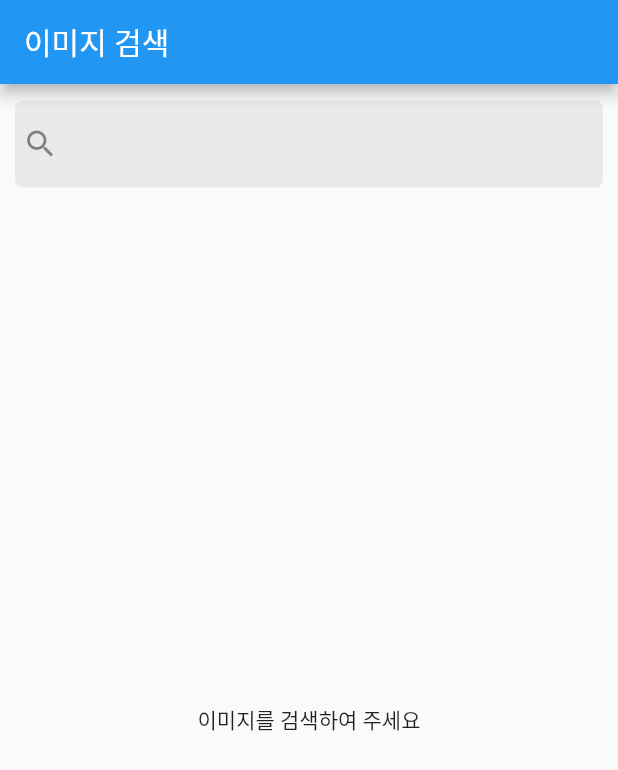
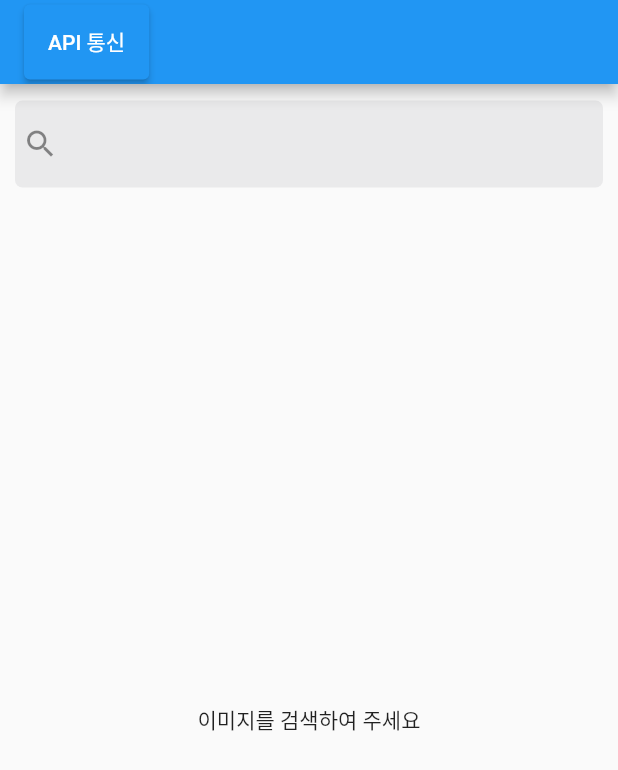
Before and after one commit to hunderboy/3xN_image_search, a Flutter app: the screen it shows after launch, on a phone screen of 412 x 824 dp. Shown: the top 770 px of the screen. Run offline on Flutter 3.47's test engine with Material 2 defaults, Android fonts, the phone set to English and light mode, and no system bars; our stand-ins replace dio, fluttertoast, get, lottie, retrofit; generated files the repository leaves out were written again.

Commit message:
코드 추후에 수정할 예정

```diff
--- a/lib/api/rest_client.dart
+++ b/lib/api/rest_client.dart
@@ -10,10 +10,32 @@ part 'rest_client.g.dart';
 abstract class RestClient {
   factory RestClient(Dio dio, {String baseUrl}) = _RestClient;
 
-  @GET('/image/{query}')
-  Future<KakaoImage> getImageDatas({
-    @Path() required query search_name,
-    @Path() size search_name,
-    @Path() page search_name,
-  });
+  // @GET('/image/{query}')
+  // Future<KakaoImage> getImageDatas({
+  //   @Path() required String search_name,
+  //   // @Path() size search_name,
+  //   // @Path() page search_name,
+  // });
+
+  // @GET("/image/{id}")
+  // Future<KakaoImage> getImageDatas1(
+  //     @Path("query") String query,
+  //     @Path("size") int size,
+  //     );
+
+  /// ---------------------------------- 수정 후
+
+  // @GET('/image')
+  // Future<KakaoImage> getImageDatas(
+  //     @Query("query") String query,
+  //     @Query("size") int size,
+  //     @Query("page") int page,
+  //     );
+
+  @GET('/image')
+  Future<Map<String, List<KakaoImage>>> getImageDatas(
+      @Query("query") String query,
+      @Query("size") int size,
+      @Query("page") int page,
+      );
 }
--- a/lib/main.dart
+++ b/lib/main.dart
@@ -36,7 +36,8 @@ class MyApp extends StatelessWidget {
           primarySwatch: Colors.blue,
           // fontFamily: 'Pretendard',   /// 전체 Text 폰트 적용
         ),
-        initialRoute: "/SplashLottie",
+        // initialRoute: "/SplashLottie",
+        initialRoute: "/",
 
         getPages: [
 
@@ -49,7 +50,7 @@ class MyApp extends StatelessWidget {
 
           GetPage(
               name: "/",
-              page: () => const Lobby(),
+              page: () => Lobby(),
               transition: Transition.rightToLeft),
           // GetPage(
           //     name: "/ShowPicture",
--- a/lib/page/lobby.dart
+++ b/lib/page/lobby.dart
@@ -1,6 +1,9 @@
+import 'package:dio/dio.dart';
 import 'package:flutter/material.dart';
 import 'package:get/get.dart';
 
+import '../api/custom_log_interceptor.dart';
+import '../api/rest_client.dart';
 import '../getx_controller/lobby_controller.dart';
 import '../model/Post.dart';
 import '../search_bar/custom_gridview/image_tile.dart';
@@ -10,15 +13,36 @@ import 'detail.dart';
 
 
 class Lobby extends GetView<LobbyController> {
-  const Lobby({Key? key}) : super(key: key);
+  Lobby({Key? key}) : super(key: key);
+
+  final dio = Dio()
+    ..interceptors.add(
+      CustomLogInterceptor(),
+    );
+
 
   @override
   Widget build(BuildContext context) {
     Get.put(LobbyController());
 
+    dio.options.headers["Authorization"] = "KakaoAK 53a7d75ab73902f2362333caed881270"; // config your dio headers globally
+    final _client = RestClient(dio);
+
+
     return Scaffold(
       appBar: AppBar(
-        title: const Text('이미지 검색'),
+        title:
+        // const Text('이미지 검색'),
+        SizedBox(
+          height: 50,
+          child: ElevatedButton(
+            onPressed: () {
+              _client.getImageDatas("안녕", 30, 1);
+            },
+            child: const Text("API 통신"),
+          ),
+        ),
+
       ),
       body: SafeArea(
         bottom: false,
```
Also changed, not shown: lib/api/kakao_image.dart (+33 -25 lines), lib/api/kakao_image.g.dart (added), lib/api/rest_client.g.dart (added).
